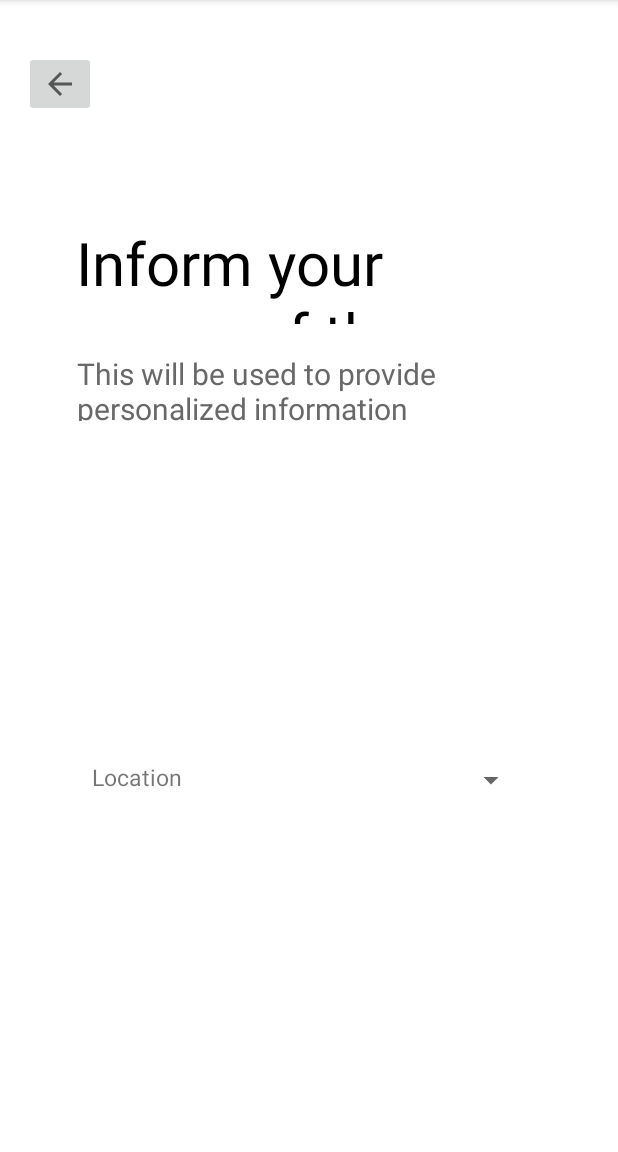
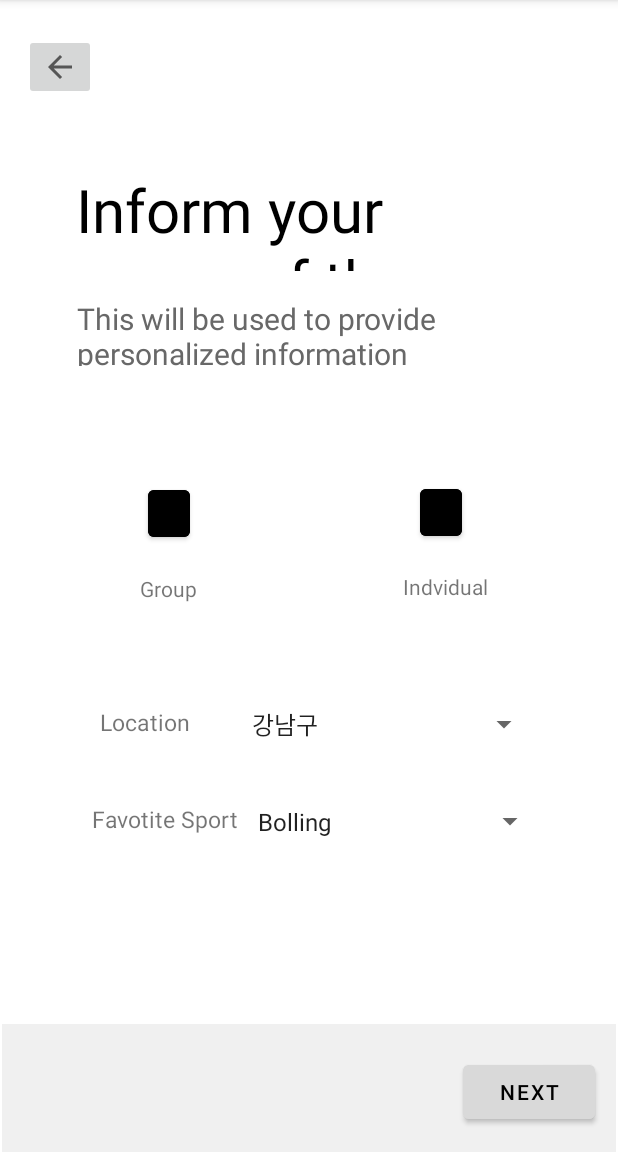
Before and after one commit to Haeji-Cho/gdsc-lets, an Android app: the MainActivity2 screen opened directly, with no data from a screen before it, on a phone screen of 412 x 824 dp, the part 84-1236 px from its top. Run offline under Robolectric (Android 15) with nearby library versions, the phone set to English and light mode, and no system bars.

Commit message:
페이지 추가, 버큰 변경

```diff
--- a/app/src/main/java/com/example/gdsc_lets/MainActivity2.java
+++ b/app/src/main/java/com/example/gdsc_lets/MainActivity2.java
@@ -23,5 +23,16 @@ public class MainActivity2 extends AppCompatActivity {
                 startActivity(intent);
             }
         });
+
+        Button button5=findViewById(R.id.button5);
+        button5.setOnClickListener(new View.OnClickListener() {
+            @Override
+            public void onClick(View view) {
+                Intent intent=new Intent(getApplicationContext(),MainActivity3.class);
+                startActivity(intent);
+            }
+        });
+
+
     }
 }
--- a/app/src/main/res/layout/activity_main2.xml
+++ b/app/src/main/res/layout/activity_main2.xml
@@ -32,55 +32,100 @@
         app:layout_constraintHorizontal_bias="0.495"
         app:layout_constraintStart_toStartOf="parent"
         app:layout_constraintTop_toTopOf="parent"
-        app:layout_constraintVertical_bias="0.886"
+        app:layout_constraintVertical_bias="0.864"
         tools:ignore="MissingConstraints" />
 
     <TextView
         android:id="@+id/textIn"
         android:layout_width="284dp"
         android:layout_height="45dp"
+        android:layout_marginTop="188dp"
         android:text="This will be used to provide \npersonalized information"
         android:textColor="#686868"
         android:textSize="30px"
-        app:layout_constraintBottom_toTopOf="@+id/linearLayout"
+        app:layout_constraintBottom_toTopOf="@+id/button"
         app:layout_constraintEnd_toEndOf="parent"
         app:layout_constraintHorizontal_bias="0.401"
         app:layout_constraintStart_toStartOf="parent"
         app:layout_constraintTop_toTopOf="parent"
-        app:layout_constraintVertical_bias="0.82"
+        app:layout_constraintVertical_bias="0.2"
         tools:ignore="DuplicateIds,MissingConstraints" />
-
-    <LinearLayout
-        android:id="@+id/linearLayout"
-        android:layout_width="match_parent"
-        android:layout_height="134dp"
-        android:orientation="horizontal"
-        app:layout_constraintBottom_toTopOf="@+id/linearLayout2"
-        app:layout_constraintStart_toStartOf="parent"
-        app:layout_constraintTop_toTopOf="parent"
-        app:layout_constraintVertical_bias="0.922"
-        tools:ignore="MissingConstraints">
 
     <Button
         android:id="@+id/button"
         android:layout_width="142dp"
         android:layout_height="134dp"
-            android:layout_marginLeft="33dp"
         android:background="#00000000"
         android:text=""
+        app:layout_constraintBottom_toBottomOf="parent"
+        app:layout_constraintEnd_toEndOf="parent"
+        app:layout_constraintHorizontal_bias="0.152"
+        app:layout_constraintStart_toStartOf="parent"
+        app:layout_constraintTop_toTopOf="parent"
+        app:layout_constraintVertical_bias="0.452"
         tools:ignore="MissingConstraints" />
 
     <Button
-            android:id="@+id/button10"
-            android:layout_width="165dp"
-            android:layout_height="match_parent"
-            android:layout_marginLeft="30dp"
-            android:layout_weight="1"
+        android:id="@+id/button2"
+        android:layout_width="142dp"
+        android:layout_height="134dp"
         android:background="#00000000"
         android:text=""
+        app:layout_constraintBottom_toBottomOf="parent"
+        app:layout_constraintEnd_toEndOf="parent"
+        app:layout_constraintHorizontal_bias="0.494"
+        app:layout_constraintStart_toEndOf="@+id/button"
+        app:layout_constraintTop_toTopOf="parent"
+        app:layout_constraintVertical_bias="0.452"
         tools:ignore="MissingConstraints" />
 
-    </LinearLayout>
+    <Button
+        android:id="@+id/button3"
+        android:layout_width="28dp"
+        android:layout_height="43dp"
+        android:backgroundTint="@color/black"
+        app:layout_constraintBottom_toBottomOf="@+id/button"
+        app:layout_constraintEnd_toEndOf="@+id/button"
+        app:layout_constraintStart_toStartOf="@+id/button"
+        app:layout_constraintTop_toTopOf="@+id/button"
+        app:layout_constraintVertical_bias="0.373"
+        tools:ignore="MissingConstraints" />
+
+    <Button
+        android:id="@+id/button4"
+        android:layout_width="28dp"
+        android:layout_height="43dp"
+        android:backgroundTint="@color/black"
+        app:layout_constraintBottom_toTopOf="@+id/textView6"
+        app:layout_constraintEnd_toEndOf="@+id/button2"
+        app:layout_constraintHorizontal_bias="0.473"
+        app:layout_constraintStart_toStartOf="@+id/button2"
+        app:layout_constraintTop_toTopOf="@+id/button2"
+        app:layout_constraintVertical_bias="0.653"
+        tools:ignore="MissingConstraints" />
+
+    <TextView
+        android:id="@+id/textView5"
+        android:layout_width="wrap_content"
+        android:layout_height="wrap_content"
+        android:text="Group"
+        app:layout_constraintBottom_toBottomOf="@+id/button"
+        app:layout_constraintEnd_toEndOf="@+id/button"
+        app:layout_constraintStart_toStartOf="@+id/button"
+        app:layout_constraintTop_toBottomOf="@+id/button3"
+        tools:ignore="MissingConstraints" />
+
+    <TextView
+        android:id="@+id/textView6"
+        android:layout_width="wrap_content"
+        android:layout_height="wrap_content"
+        android:text="Indvidual"
+        app:layout_constraintBottom_toBottomOf="@+id/button2"
+        app:layout_constraintEnd_toEndOf="@+id/button2"
+        app:layout_constraintStart_toStartOf="@+id/button2"
+        app:layout_constraintTop_toTopOf="@+id/button2"
+        app:layout_constraintVertical_bias="0.826"
+        tools:ignore="MissingConstraints" />
 
     <LinearLayout
         android:id="@+id/linearLayout2"
@@ -92,15 +137,15 @@
         app:layout_constraintHorizontal_bias="0.504"
         app:layout_constraintStart_toStartOf="parent"
         app:layout_constraintTop_toTopOf="parent"
-        app:layout_constraintVertical_bias="0.686"
+        app:layout_constraintVertical_bias="0.636"
         tools:ignore="MissingConstraints">
 
         <TextView
             android:id="@+id/textView"
             android:layout_width="wrap_content"
             android:layout_height="wrap_content"
-            android:layout_marginLeft="10dp"
-            android:layout_marginTop="13dp"
+            android:layout_marginLeft="15dp"
+            android:layout_marginTop="5dp"
             android:text="Location"
             android:textSize="15sp"
             app:layout_constraintBottom_toTopOf="@+id/spinner"
@@ -111,10 +156,78 @@
 
         <Spinner
             android:id="@+id/spinner"
-            android:layout_width="230dp"
-            android:layout_height="42dp"
-            android:layout_marginTop="5dp" />
+            android:layout_width="200dp"
+            android:layout_height="35dp"
+            android:layout_marginLeft="33dp"
+            android:layout_marginTop="7dp"
+            android:entries="@array/location" />
     </LinearLayout>
+
+    <LinearLayout
+        android:id="@+id/favorite"
+        android:layout_width="310dp"
+        android:layout_height="48dp"
+        android:orientation="horizontal"
+        app:layout_constraintBottom_toBottomOf="parent"
+        app:layout_constraintEnd_toEndOf="parent"
+        app:layout_constraintHorizontal_bias="0.504"
+        app:layout_constraintStart_toStartOf="parent"
+        app:layout_constraintTop_toTopOf="parent"
+        app:layout_constraintVertical_bias="0.726"
+        tools:ignore="MissingConstraints">
+
+        <TextView
+            android:id="@+id/favoriteTest"
+            android:layout_width="wrap_content"
+            android:layout_height="wrap_content"
+            android:layout_marginLeft="10dp"
+            android:layout_marginTop="5dp"
+            android:text="Favotite Sport"
+            android:textSize="15sp"
+            app:layout_constraintBottom_toTopOf="@+id/spinner"
+            app:layout_constraintEnd_toEndOf="parent"
+            app:layout_constraintStart_toStartOf="parent"
+            app:layout_constraintTop_toTopOf="parent"
+            tools:ignore="DuplicateIds" />
+
+        <Spinner
+            android:id="@+id/favoritespinner"
+            android:layout_width="200dp"
+            android:layout_height="35dp"
+            android:layout_marginLeft="5dp"
+            android:layout_marginTop="7dp"
+            android:entries="@array/favoriteSport" />
+    </LinearLayout>
+
+    <com.google.android.material.appbar.MaterialToolbar
+        android:id="@+id/materialToolbar"
+        android:layout_width="409dp"
+        android:layout_height="85dp"
+        android:background="#F0F0F0"
+        android:minHeight="?attr/actionBarSize"
+        android:theme="?attr/actionBarTheme"
+        app:layout_constraintBottom_toBottomOf="parent"
+        app:layout_constraintEnd_toEndOf="parent"
+        app:layout_constraintStart_toStartOf="parent"
+        app:layout_constraintTop_toTopOf="parent"
+        app:layout_constraintVertical_bias="1.0"
+        tools:ignore="MissingConstraints" />
+
+    <Button
+        android:id="@+id/button5"
+        android:layout_width="wrap_content"
+        android:layout_height="wrap_content"
+        android:backgroundTint="#D9D9D9"
+        android:onClick="moveButton"
+        android:text="Next"
+        android:textColor="@color/black"
+        app:layout_constraintBottom_toBottomOf="@+id/materialToolbar"
+        app:layout_constraintEnd_toEndOf="parent"
+        app:layout_constraintHorizontal_bias="0.953"
+        app:layout_constraintStart_toStartOf="parent"
+        app:layout_constraintTop_toTopOf="@+id/materialToolbar"
+        app:layout_constraintVertical_bias="0.567"
+        tools:ignore="MissingConstraints" />
 
 
 </androidx.constraintlayout.widget.ConstraintLayout>
--- /dev/null
+++ b/app/src/main/res/values/array.xml
@@ -0,0 +1,16 @@
+<?xml version="1.0" encoding="utf-8"?>
+<resources>
+    <string-array name="location">
+        <item>강남구</item>
+        <item>강서구</item>
+        <item>강북구</item>
+    </string-array>
+
+    <string-array name="favoriteSport">
+        <item>Bolling</item>
+        <item>Pilates</item>
+        <item>Soccer</item>
+        <item>Gym</item>
+    </string-array>
+
+</resources>
```
Also changed, not shown: app/src/main/AndroidManifest.xml (+18 -4 lines), app/src/main/java/com/example/gdsc_lets/MainActivity3.java (added, +26 -0 lines), app/src/main/java/com/example/gdsc_lets/MainActivity4.java (added, +26 -0 lines), app/src/main/res/layout/activity_main.xml (+6 -4 lines), app/src/main/res/layout/activity_main3.xml (added, +168 -0 lines), app/src/main/res/layout/activity_main4.xml (added, +74 -0 lines). Lines whose indentation alone changed are shown as unchanged.
